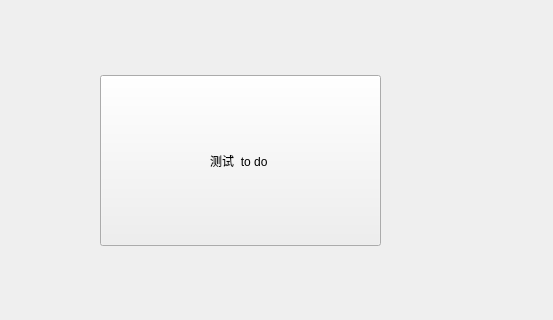
ptyin/qtexteditor, file src/exam.ui: the form before one commit; both pictures show x 120 to 673 and y 105 to 425 of the 673 by 527 pixel window.
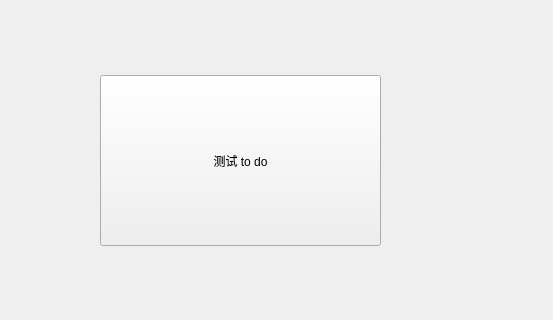
The form after the commit.

Diff of the .ui file:
```diff
--- a/src/exam.ui
+++ b/src/exam.ui
@@ -24,7 +24,7 @@
      </rect>
     </property>
     <property name="text">
-     <string>测试  to do </string>
+                    <string>测试 to do</string>
     </property>
    </widget>
   </widget>
```
Lines whose indentation alone changed are shown as unchanged.
